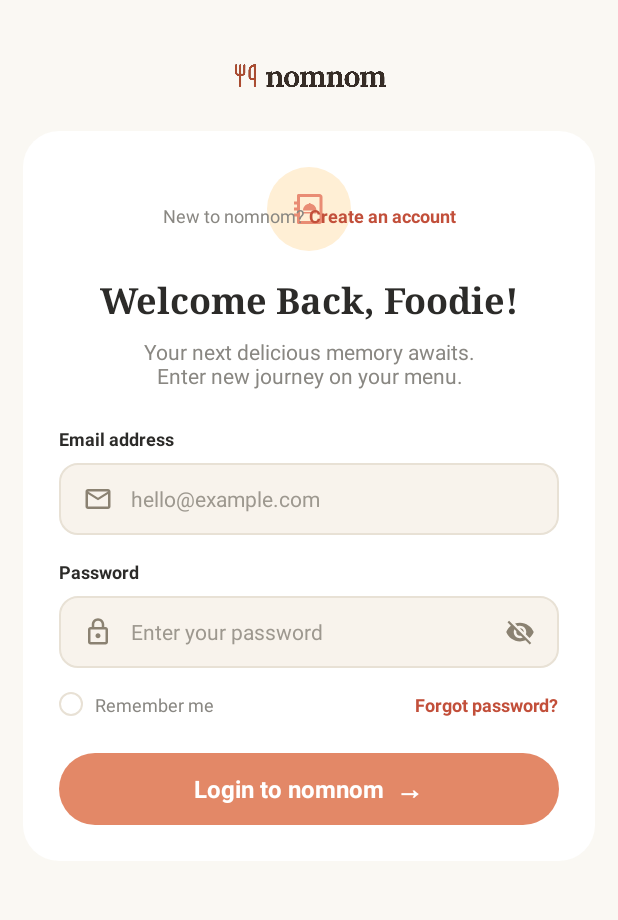
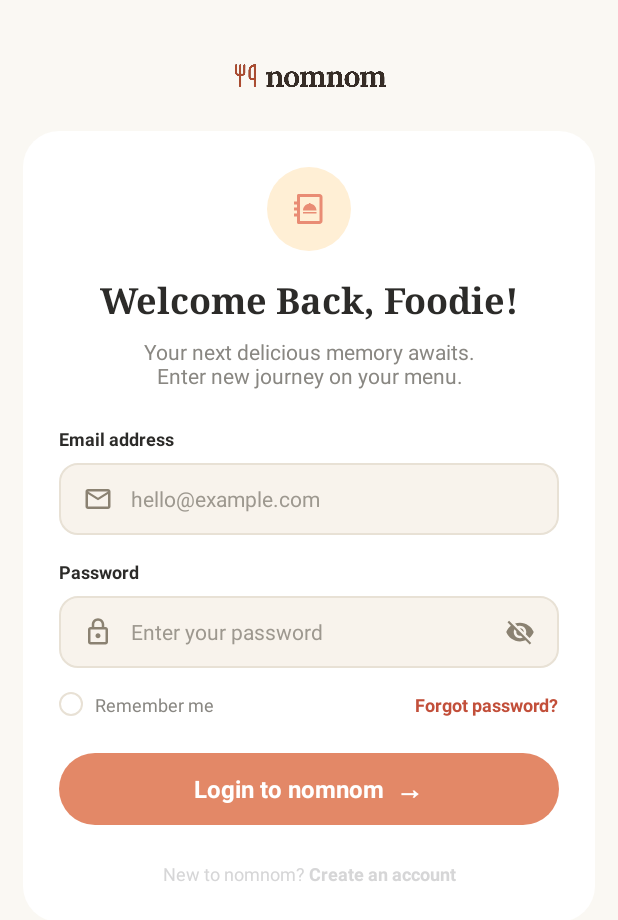
Before and after one commit to trnmrls/nomnom, an Android app: the screen it shows after launch (LoginActivity), on a phone screen of 412 x 824 dp. Shown: the top 920 px of the screen. Run offline under Robolectric (Android 15) with nearby library versions, the phone set to English and light mode, and no system bars; our stand-ins replace Firebase (no records; nobody signed in at launch, a user with empty details on screens opened directly).

Commit message:
Commit #4.1: Minor Update Project

```diff
--- a/app/src/main/res/layout/activity_login.xml
+++ b/app/src/main/res/layout/activity_login.xml
@@ -246,24 +246,24 @@
                 android:layout_height="wrap_content"
                 android:layout_marginTop="24dp"
                 android:orientation="horizontal"
-                app:layout_constraintEnd_toEndOf="parent"
+                app:layout_constraintTop_toBottomOf="@id/btnLogin"
                 app:layout_constraintStart_toStartOf="parent"
-                app:layout_constraintTop_toBottomOf="@id/llSocial">
+                app:layout_constraintEnd_toEndOf="parent">
 
                 <TextView
                     android:layout_width="wrap_content"
                     android:layout_height="wrap_content"
                     android:text="New to nomnom? "
-                    android:textColor="#898782"
-                    android:textSize="12sp" />
+                    android:textColor="@color/text_light"
+                    android:textSize="12sp"/>
 
                 <TextView
                     android:layout_width="wrap_content"
                     android:layout_height="wrap_content"
                     android:text="Create an account"
-                    android:textColor="#C24F3A"
-                    android:textSize="12sp"
-                    android:textStyle="bold" />
+                    android:textColor="@color/brand_orange"
+                    android:textStyle="bold"
+                    android:textSize="12sp"/>
             </LinearLayout>
 
         </androidx.constraintlayout.widget.ConstraintLayout>
```
